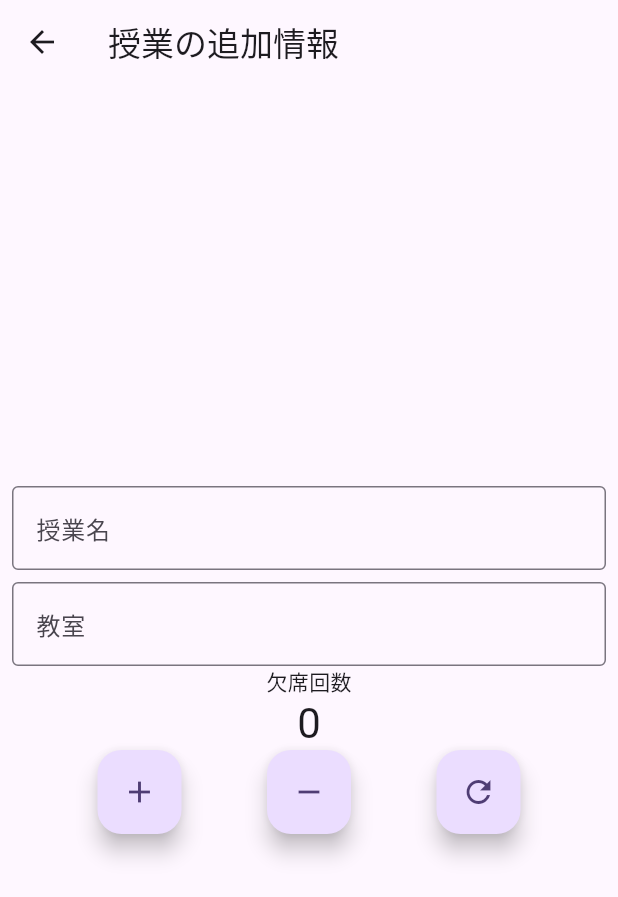
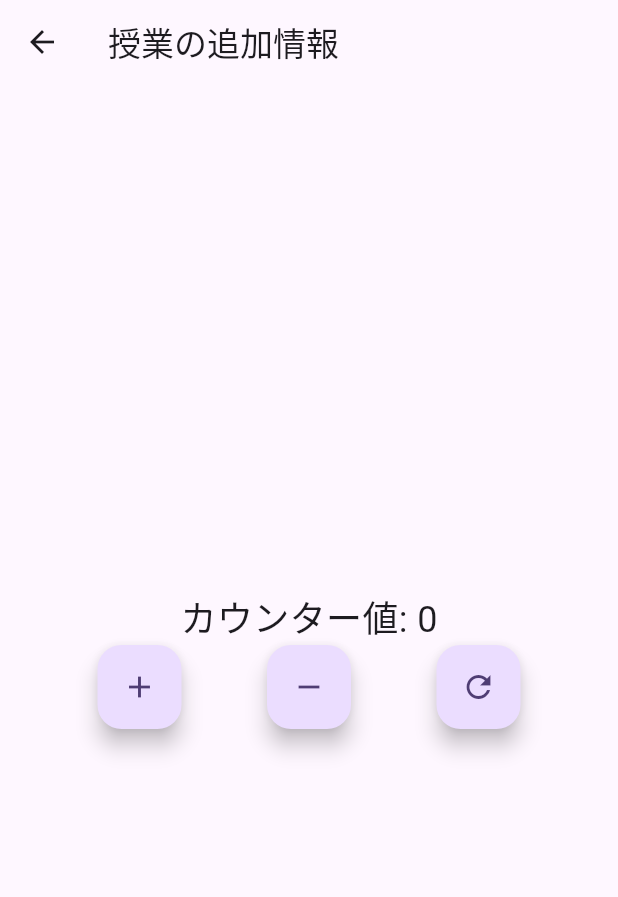
Before and after one commit to hashimo000/schedule_app, a Flutter app: the DetailScreen screen opened directly, after a tap on the "add" icon, after a tap on the "remove" icon, after a tap on the "refresh" icon, on a phone screen of 412 x 824 dp. Shown: the top 897 px of the screen. Run offline on Flutter 3.47's test engine with Material 3 defaults, Android fonts, the light colour scheme and no system bars; our stand-ins replace flutter_riverpod.

Commit message:
状態管理

```diff
--- a/lib/DetailScreen .dart
+++ b/lib/DetailScreen .dart
@@ -1,35 +1,24 @@
 import 'package:flutter/material.dart';
+import 'package:flutter_riverpod/flutter_riverpod.dart';
+// Counterの状態を管理するStateNotifier
+class CounterNotifier extends StateNotifier<int> {
+  CounterNotifier() : super(0);
 
-class DetailScreen extends StatefulWidget {
-  const DetailScreen({super.key});
-
-  @override
-  _DetailScreenState createState() => _DetailScreenState();
+  void increment() => state++;
+  void decrement() => state--;
+  void reset() => state = 0;
 }
 
-class _DetailScreenState extends State<DetailScreen> {
-  int _counter = 0;
+// CounterNotifierを提供するProvider
+final counterProvider = StateNotifierProvider<CounterNotifier, int>((ref) {
+  return CounterNotifier();
+});
 
-  void _incrementCounter() {
-    setState(() {
-      _counter++;
-    });
-  }
-
-  void _decrementCounter() {
-    setState(() {
-      _counter--;
-    });
-  }
-
-  void _resetCounter() {
-    setState(() {
-      _counter = 0;
-    });
-  }
-
+// DetailScreenクラス内の変更点
+class DetailScreen extends ConsumerWidget {
   @override
-  Widget build(BuildContext context) {
+  Widget build(BuildContext context, WidgetRef ref) {
+    final counter = ref.watch(counterProvider);
     return Scaffold(
       appBar: AppBar(
         title: const Text('授業の追加情報'),
@@ -38,41 +27,28 @@ class _DetailScreenState extends State<DetailScreen> {
         child: Padding(
           padding: const EdgeInsets.all(8.0),
           child: Column(
-            mainAxisSize: MainAxisSize.min, // Columnを中心に配置
+            mainAxisSize: MainAxisSize.min,
             children: <Widget>[
-              TextField(
-                decoration: InputDecoration(
-                  labelText: '授業名',
-                  border: OutlineInputBorder(),
-                ),
+              Text(
+                'カウンター値: $counter',
+                style: TextStyle(fontSize: 24),
               ),
-              SizedBox(height: 8), // テキストフィールド間のスペース
-              TextField(
-                decoration: InputDecoration(
-                  labelText: '教室',
-                  border: OutlineInputBorder(),
-                ),
-              ),
-              Text("欠席回数"),
-              Text(
-                '$_counter',
-                style: Theme.of(context).textTheme.headline4,
-              ),
+              // ... その他のウィジェット ...
               Row(
                 mainAxisAlignment: MainAxisAlignment.spaceEvenly,
                 children: <Widget>[
                   FloatingActionButton(
-                    onPressed: _incrementCounter,
+                    onPressed: () => ref.read(counterProvider.notifier).increment(),
                     tooltip: 'Increment',
                     child: Icon(Icons.add),
                   ),
                   FloatingActionButton(
-                    onPressed: _decrementCounter,
+                    onPressed: () => ref.read(counterProvider.notifier).decrement(),
                     tooltip: 'Decrement',
                     child: Icon(Icons.remove),
                   ),
                   FloatingActionButton(
-                    onPressed: _resetCounter,
+                    onPressed: () => ref.read(counterProvider.notifier).reset(),
                     tooltip: 'Reset',
                     child: Icon(Icons.refresh),
                   ),
```
